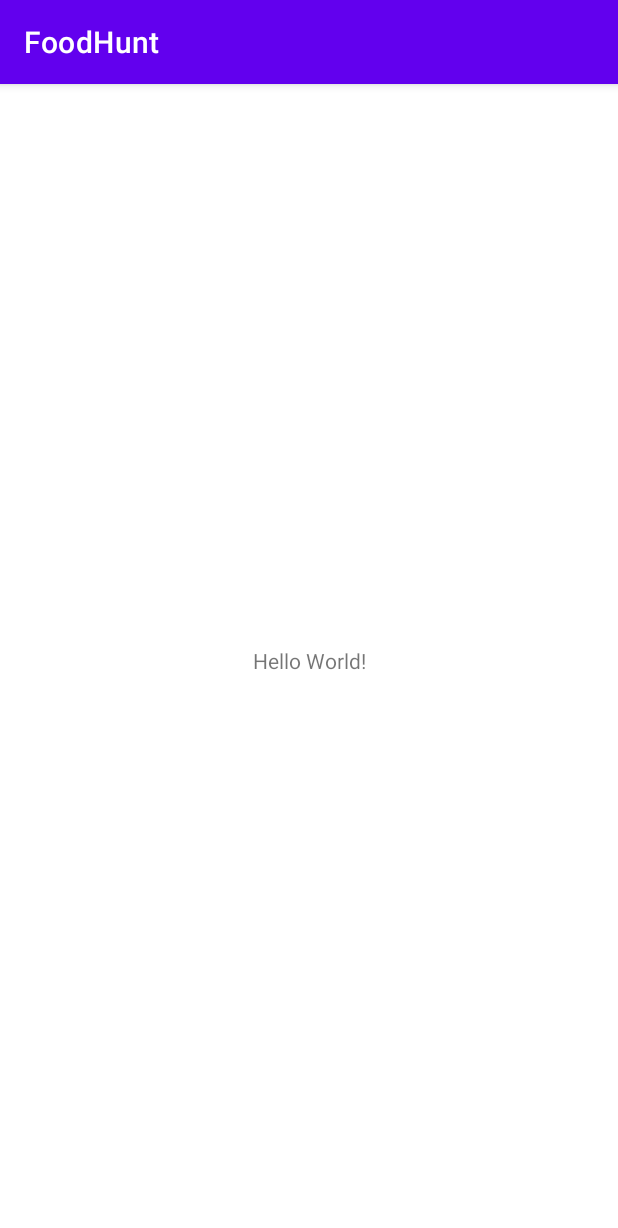
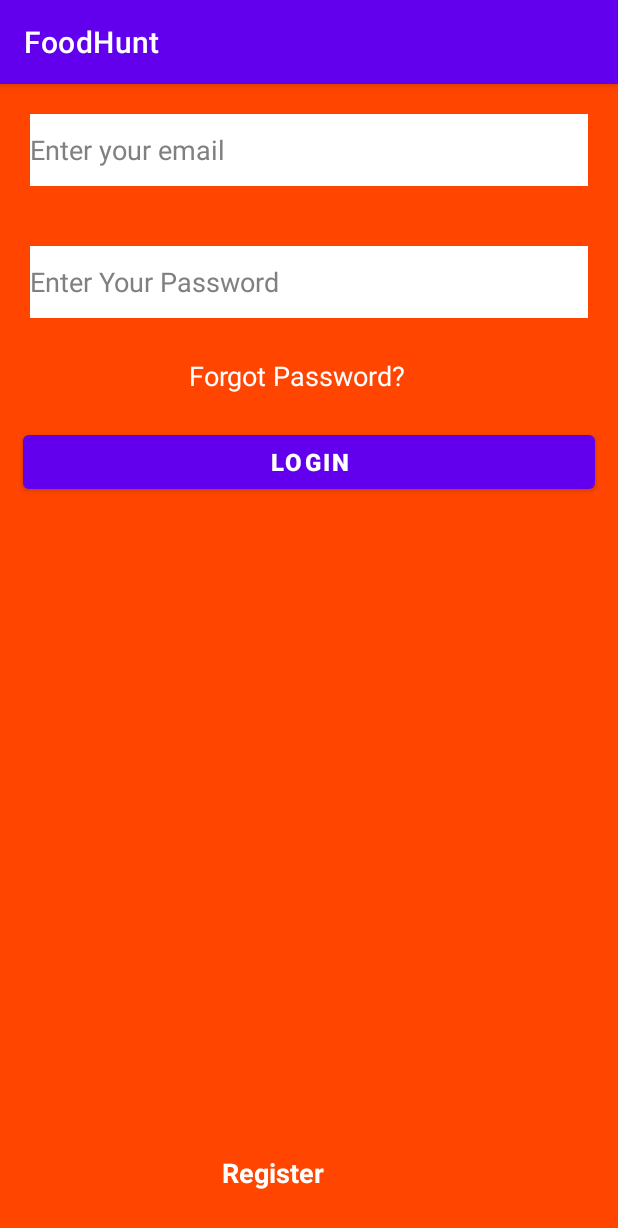
Before and after one commit to Saral03/FoodHunt-App, an Android app: the MainActivity screen opened directly, with no data from a screen before it, on a phone screen of 412 x 824 dp. Shown: the top 1228 px of the screen. Run offline under Robolectric (Android 15) with nearby library versions, the phone set to English and light mode, and no system bars.

Commit message:
Created login page

```diff
--- a/app/src/main/java/com/example/foodhunt/SplashScreen.kt
+++ b/app/src/main/java/com/example/foodhunt/SplashScreen.kt
@@ -4,8 +4,6 @@ import android.content.Intent
 import androidx.appcompat.app.AppCompatActivity
 import android.os.Bundle
 import android.widget.ImageView
-import com.daimajia.androidanimations.library.Techniques
-import com.daimajia.androidanimations.library.YoYo
 
 lateinit var img_logo:ImageView
 class SplashScreen : AppCompatActivity() {
--- a/app/src/main/res/layout/activity_main.xml
+++ b/app/src/main/res/layout/activity_main.xml
@@ -1,18 +1,95 @@
 <?xml version="1.0" encoding="utf-8"?>
-<androidx.constraintlayout.widget.ConstraintLayout xmlns:android="http://schemas.android.com/apk/res/android"
+<RelativeLayout xmlns:android="http://schemas.android.com/apk/res/android"
     xmlns:app="http://schemas.android.com/apk/res-auto"
     xmlns:tools="http://schemas.android.com/tools"
     android:layout_width="match_parent"
     android:layout_height="match_parent"
-    tools:context=".MainActivity">
+    tools:context=".MainActivity"
+    android:background="#FF4500">
+
+    <EditText
+        android:id="@+id/email"
+        android:layout_width="match_parent"
+        android:layout_height="wrap_content"
+        android:layout_centerHorizontal="true"
+        android:layout_marginStart="20dp"
+        android:layout_marginTop="20dp"
+        android:layout_marginEnd="20dp"
+        android:layout_marginBottom="20dp"
+        android:background="@color/white"
+        android:hint="@string/enter_your_email_id"
+        android:inputType="textEmailAddress"
+        android:maxLines="1"
+        android:minHeight="48dp"
+        android:textColor="@color/black"
+        android:textColorHint="#808080"
+        android:textSize="18sp">
+
+    </EditText>
+
+    <EditText
+        android:id="@+id/pass"
+        android:layout_width="match_parent"
+        android:layout_height="wrap_content"
+        android:layout_below="@id/email"
+        android:layout_centerHorizontal="true"
+        android:layout_marginStart="20dp"
+        android:layout_marginTop="20dp"
+        android:layout_marginEnd="20dp"
+        android:layout_marginBottom="20dp"
+        android:background="@color/white"
+        android:hint="@string/password"
+        android:inputType="textPassword"
+        android:maxLines="1"
+        android:minHeight="48dp"
+        android:textColor="@color/black"
+        android:textColorHint="#808080"
+        android:textSize="18sp">
+
+    </EditText>
 
     <TextView
-        android:layout_width="wrap_content"
+        android:id="@+id/fp"
+        android:layout_width="match_parent"
         android:layout_height="wrap_content"
-        android:text="Hello World!"
-        app:layout_constraintBottom_toBottomOf="parent"
-        app:layout_constraintEnd_toEndOf="parent"
-        app:layout_constraintStart_toStartOf="parent"
-        app:layout_constraintTop_toTopOf="parent" />
+        android:layout_below="@id/pass"
+        android:layout_centerHorizontal="true"
+        android:layout_marginStart="6dp"
+        android:layout_marginTop="6dp"
+        android:layout_marginEnd="6dp"
+        android:layout_marginBottom="6dp"
+        android:paddingLeft="120dp"
+        android:text="@string/forgot_password"
+        android:textColor="@color/white"
+        android:textSize="18sp"></TextView>
 
-</androidx.constraintlayout.widget.ConstraintLayout>
+    <TextView
+        android:id="@+id/register"
+        android:layout_width="match_parent"
+        android:layout_height="wrap_content"
+        android:layout_alignParentBottom="true"
+        android:layout_marginStart="30dp"
+        android:layout_marginTop="30dp"
+        android:layout_marginEnd="30dp"
+        android:layout_marginBottom="30dp"
+        android:paddingLeft="118dp"
+        android:text="@string/register_yourself"
+        android:textColor="@color/white"
+        android:textSize="18sp"
+        android:textStyle="bold">
+    </TextView>
+
+    <Button
+        android:id="@+id/but"
+        android:layout_width="match_parent"
+        android:layout_height="wrap_content"
+        android:layout_below="@id/fp"
+        android:layout_marginLeft="15dp"
+        android:layout_marginTop="15dp"
+        android:layout_marginRight="15dp"
+        android:text="Login"
+        android:textSize="16sp"
+        android:textStyle="bold"
+        android:textColor="@color/white">
+    </Button>
+</RelativeLayout>
--- /dev/null
+++ b/app/src/main/res/values-night/strings.xml
@@ -0,0 +1,5 @@
+<?xml version="1.0" encoding="utf-8"?>
+<resources>
+    <string name="forgot_password">Forgot Password?</string>
+    <string name="password">Enter Your Password</string>
+</resources>
--- a/app/src/main/res/values/strings.xml
+++ b/app/src/main/res/values/strings.xml
@@ -1,4 +1,8 @@
 <resources>
     <string name="app_name">FoodHunt</string>
     <string name="app_title">FoodHunt</string>
+    <string name="register_yourself">Register</string>
+    <string name="forgot_password">Forgot Password?</string>
+    <string name="password">Enter Your Password</string>
+    <string name="enter_your_email_id">Enter your email</string>
 </resources>
```
Also changed, not shown: app/src/main/java/com/example/foodhunt/Login.kt (renamed from app/src/main/java/com/example/foodhunt/MainActivity.kt).
